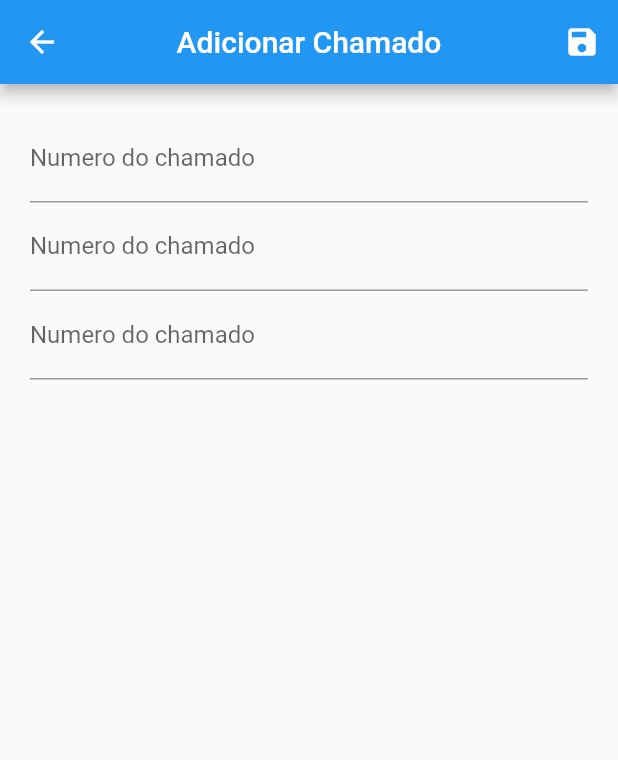
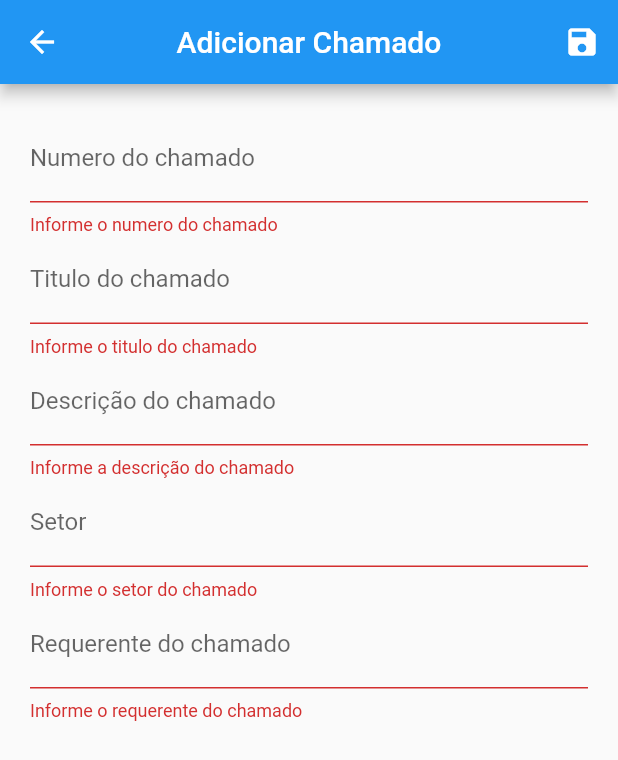
Before and after one commit to decolemos/app_list_task, a Flutter app: the FormTask screen opened by its route, after a tap on the "save" icon, on a phone screen of 412 x 824 dp. Shown: the top 760 px of the screen. Run offline on Flutter 3.47's test engine with Material 2 defaults, Android fonts, the phone set to English and light mode, and no system bars.

Commit message:
salvando informações e gerando lista

```diff
--- a/lib/configs/app_routes.dart
+++ b/lib/configs/app_routes.dart
@@ -1,3 +1,5 @@
+// ignore_for_file: constant_identifier_names
+
 class AppRoutes {
 
   static const HOMEPAGE = '/';
--- a/lib/pages/form_task.dart
+++ b/lib/pages/form_task.dart
@@ -1,4 +1,7 @@
+import 'dart:developer';
 import 'package:flutter/material.dart';
+import 'package:list_tasks/providers/task_controller.dart';
+import 'package:provider/provider.dart';
 
 class FormTask extends StatefulWidget {
   const FormTask({super.key});
@@ -10,9 +13,17 @@ class FormTask extends StatefulWidget {
 class _FormTaskState extends State<FormTask> {
 
   final _formKey = GlobalKey<FormState>();
+  late int number;
+  late String name;
+  late String description;
+  late String sector;
+  late String applicant;
 
   @override
   Widget build(BuildContext context) {
+
+    final provider = Provider.of<TaskController>(context);
+
     return Scaffold(
       appBar: AppBar(
         title: const Text('Adicionar Chamado'),
@@ -20,7 +31,18 @@ class _FormTaskState extends State<FormTask> {
         actions: [
           IconButton(
             onPressed: () {
-
+              if(_formKey.currentState!.validate()) {
+                _formKey.currentState!.save();
+                log('Number: $number');
+                log('Name: $name');
+                log('Description: $description');
+                log('Sector: $sector');
+                log('applicant: $applicant');
+                provider.add(number, name, description, sector, applicant);
+                ScaffoldMessenger.of(context).showSnackBar(
+                  const SnackBar(content: Text('Adicionado com sucesso'))
+                );
+              }
             },
             icon: const Icon(Icons.save))
         ],
@@ -33,12 +55,84 @@ class _FormTaskState extends State<FormTask> {
             children: [
               TextFormField(
                 decoration: const InputDecoration(labelText: 'Numero do chamado'),
+                validator: (value) {
+
+                  if(value == null || value.isEmpty){
+                    return 'Informe o numero do chamado';
+                  }
+
+                  if(value.length < 6) {
+                    return 'Minimo de 6 digitos';
+                  }
+
+                  try{
+                    int.parse(value);
+                  } catch (e){
+                    return 'Valor informado não é um numero';
+                  }
+
+                  return null;
+                },
+                onSaved: (newValue) {
+                  log(newValue!);
+                  number = int.parse(newValue);
+                },
               ),
               TextFormField(
-                decoration: const InputDecoration(labelText: 'Numero do chamado'),
+                decoration: const InputDecoration(labelText: 'Titulo do chamado'),
+                validator: (value) {
+                  if(value == null || value.isEmpty){
+                    return 'Informe o titulo do chamado';
+                  }
+
+                  return null;
+                },
+                onSaved: (newValue) {
+                  log(newValue!);
+                  name = newValue;
+                },
               ),
               TextFormField(
-                decoration: const InputDecoration(labelText: 'Numero do chamado'),
+                decoration: const InputDecoration(labelText: 'Descrição do chamado'),
+                validator: (value) {
+                  if(value == null || value.isEmpty){
+                    return 'Informe a descrição do chamado';
+                  }
+
+                  return null;
+                },
+                onSaved: (newValue) {
+                  log(newValue!);
+                  description = newValue;
+                },
+              ),
+              TextFormField(
+                decoration: const InputDecoration(labelText: 'Setor'),
+                validator: (value) {
+                  if(value == null || value.isEmpty){
+                    return 'Informe o setor do chamado';
+                  }
+
+                  return null;
+                },
+                onSaved: (newValue) {
+                  log(newValue!);
+                  sector = newValue;
+                },
+              ),
+              TextFormField(
+                decoration: const InputDecoration(labelText: 'Requerente do chamado'),
+                validator: (value) {
+                  if(value == null || value.isEmpty){
+                    return 'Informe o requerente do chamado';
+                  }
+
+                  return null;
+                },
+                onSaved: (newValue) {
+                  log(newValue!);
+                  applicant = newValue;
+                },
               ),
             ],
           )
--- a/lib/providers/task_controller.dart
+++ b/lib/providers/task_controller.dart
@@ -26,6 +26,7 @@ class TaskController extends ChangeNotifier {
         applicant: applicant
       )
     );
+    notifyListeners();
   }
 
   //READ = Criando uma função para percorrer toda a lista
```
Also changed, not shown: lib/pages/home.dart (+19 -8 lines).
